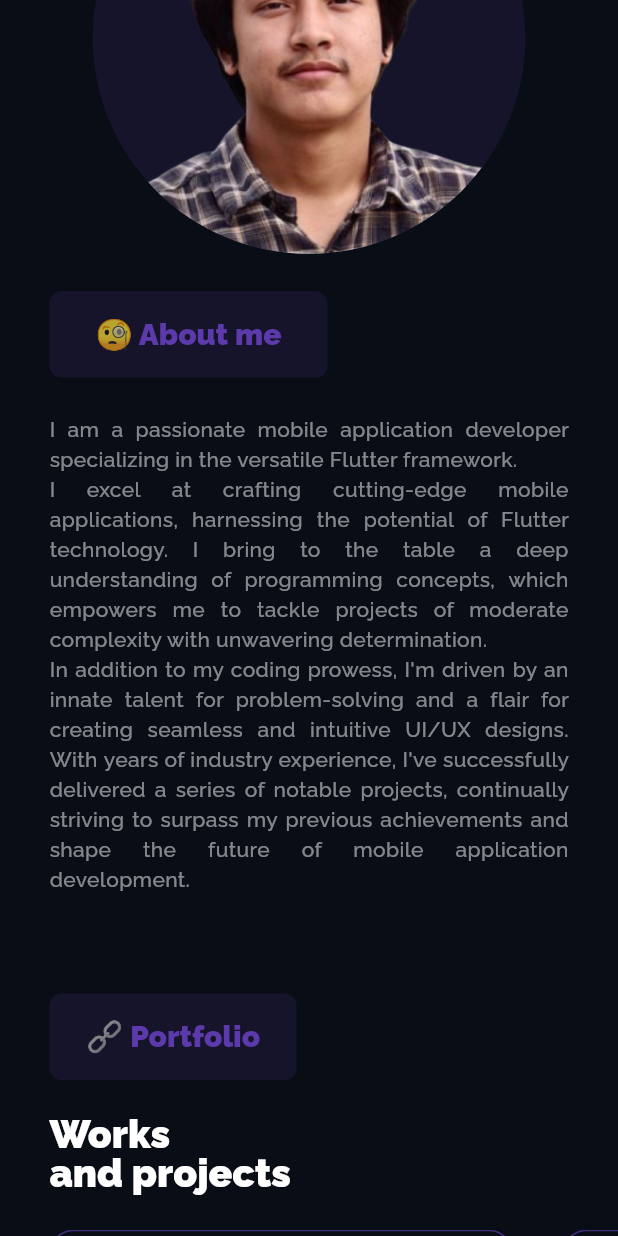
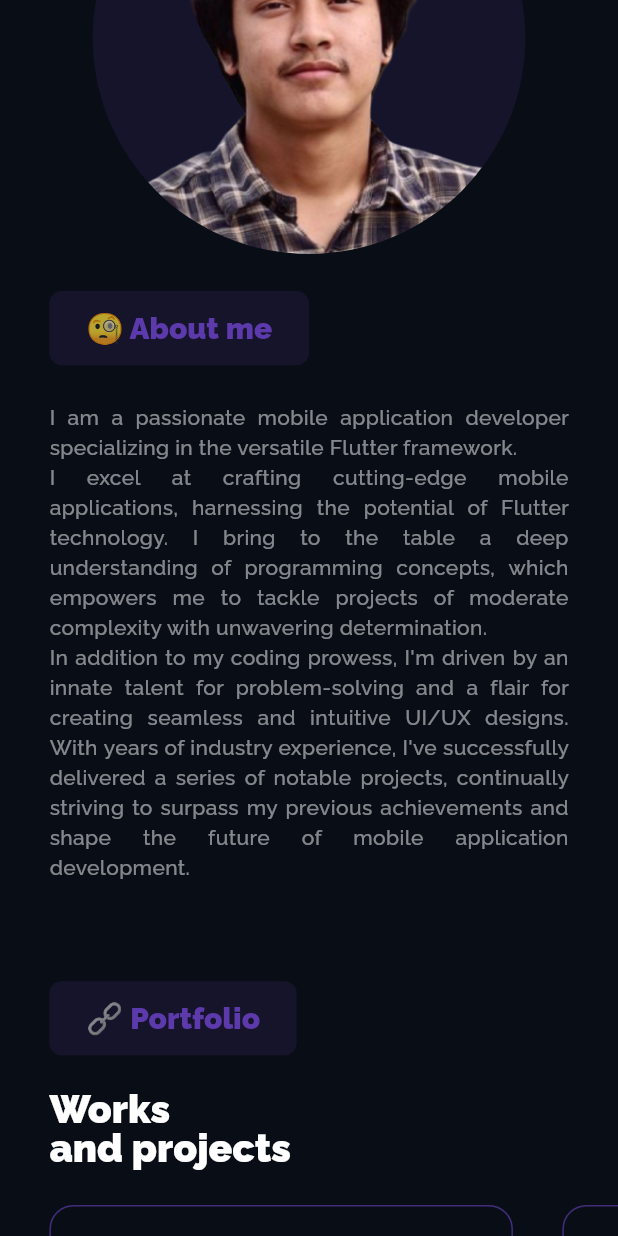
Before and after one commit to bishal-rumba007/portfolio-web, a Flutter app: the screen it shows after launch, scrolled down 1728 dp, on a phone screen of 412 x 824 dp. Run offline on Flutter 3.47's test engine with Material 2 defaults, Android fonts, the light colour scheme and no system bars; our stand-ins replace flutter_svg, font_awesome_flutter, google_fonts.

Commit message:
update container height

```diff
--- a/lib/src/widgets/about_me.dart
+++ b/lib/src/widgets/about_me.dart
@@ -34,8 +34,8 @@ class AboutMeSection extends StatelessWidget {
           ),
           Container(
             padding: const EdgeInsets.all(10),
-            height: 0.07 * h,
-            width: 0.45 * w,
+            height: 0.06 * h,
+            width: 0.42 * w,
             decoration: BoxDecoration(
               color: Theme.of(context).colorScheme.primary.withOpacity(0.1),
               borderRadius: BorderRadius.circular(0.02 * w),
--- a/lib/src/widgets/portfolio.dart
+++ b/lib/src/widgets/portfolio.dart
@@ -25,7 +25,7 @@ class PortfolioSection extends StatelessWidget {
                 alignment: Alignment.topLeft,
                 child: Container(
                   padding: const EdgeInsets.all(10),
-                  height: 0.07 * h,
+                  height: 0.06 * h,
                   width: 0.4 * w,
                   decoration: BoxDecoration(
                     color: Theme.of(context).colorScheme.primary.withOpacity(0.1),
```
Also changed, not shown: lib/src/widgets/skills.dart (+2 -67 lines).
